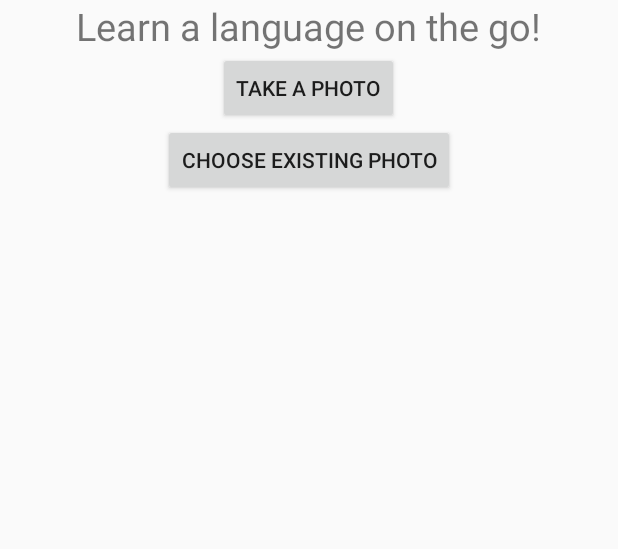
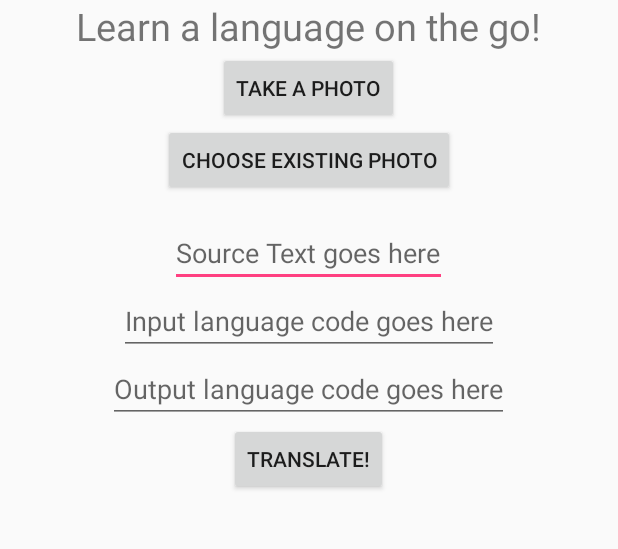
Before and after one commit to RutgersMobileAppClass/Android-Captura, an Android app: the screen it shows after launch (MainActivity), on a phone screen of 412 x 824 dp, the part 189-738 px from its top. Run offline under Robolectric (Android 15) with nearby library versions, the phone set to English and light mode, and no system bars.

Commit message:
Language Translation seems to work

```diff
--- a/app/build.gradle
+++ b/app/build.gradle
@@ -29,5 +29,6 @@ dependencies {
     })
     compile 'com.android.support:appcompat-v7:24.2.1'
     compile 'com.clarifai.clarifai-api2:core:2.1.0'
+    compile 'com.google.code.gson:gson:2.2.4'
     testCompile 'junit:junit:4.12'
 }
--- a/app/src/main/AndroidManifest.xml
+++ b/app/src/main/AndroidManifest.xml
@@ -4,6 +4,7 @@
 
     <uses-permission android:name="android.permission.CAMERA" />
     <uses-permission android:name="android.permission.INTERNET"/>
+    <uses-permission android:name="android.permission.ACCESS_NETWORK_STATE"/>
     <uses-permission android:name="android.permission.READ_EXTERNAL_STORAGE"/>
     <uses-permission android:name="android.permission.WRITE_EXTERNAL_STORAGE"/>
 
--- /dev/null
+++ b/app/src/main/assets/captura.properties
@@ -0,0 +1,3 @@
+clientid=MjJPeEY0bWFDZVlwOTNLeVZCdTFseEZOWGwxcmIwMVJOc2xfNG04Xw==
+clientsecret=Vjl2WURSUkVJZWN1S2lhaFVsSHFLMWt4cl9fakJ4NmIyS2FiT1hNRg==
+translatekey=QUl6YVN5QVZmNDlZOHktaUxCWXJsTnVBcDBOYUxhOWFBSlFZVzAw
--- a/app/src/main/assets/clarifaiclient.properties
+++ /dev/null
@@ -1,2 +0,0 @@
-clientid=MjJPeEY0bWFDZVlwOTNLeVZCdTFseEZOWGwxcmIwMVJOc2xfNG04Xw==
-clientsecret=Vjl2WURSUkVJZWN1S2lhaFVsSHFLMWt4cl9fakJ4NmIyS2FiT1hNRg==
--- a/app/src/main/java/finalproject/mobileappclass/com/captura/MainActivity.java
+++ b/app/src/main/java/finalproject/mobileappclass/com/captura/MainActivity.java
@@ -1,14 +1,12 @@
 package finalproject.mobileappclass.com.captura;
 
 import android.Manifest;
-import android.content.Context;
 import android.content.Intent;
 import android.content.pm.PackageManager;
-import android.database.Cursor;
 import android.graphics.Bitmap;
 import android.graphics.BitmapFactory;
 import android.net.Uri;
-import android.os.Build;
+import android.os.AsyncTask;
 import android.provider.MediaStore;
 import android.support.v4.app.ActivityCompat;
 import android.support.v4.content.ContextCompat;
@@ -16,6 +14,7 @@ import android.support.v7.app.AppCompatActivity;
 import android.os.Bundle;
 import android.util.Log;
 import android.widget.Button;
+import android.widget.EditText;
 import android.widget.ImageView;
 import android.widget.Toast;
 
@@ -24,13 +23,13 @@ import static android.Manifest.permission.CAMERA;
 import static android.Manifest.permission.READ_EXTERNAL_STORAGE;
 import static android.Manifest.permission.WRITE_EXTERNAL_STORAGE;
 
+
 import android.view.View;
 
-import java.io.IOException;
-import java.io.InputStream;
 
 import finalproject.mobileappclass.com.captura.ImageHandling.ExifUtil;
 import finalproject.mobileappclass.com.captura.ImageHandling.RealPathUtil;
+import finalproject.mobileappclass.com.captura.Translation.GoogleTranslateWrapper;
 
 
 public class MainActivity extends AppCompatActivity {
@@ -78,6 +77,20 @@ public class MainActivity extends AppCompatActivity {
                 intent.setType("image/*");
                 intent.setAction(Intent.ACTION_GET_CONTENT);
                 startActivityForResult(Intent.createChooser(intent, "Select Picture"), IMG_UPLOAD_REQUEST_CODE);
+            }
+        });
+
+
+        //translation testing
+        final EditText inputText = (EditText) findViewById(R.id.input_field) ;
+        final EditText inputCode = (EditText) findViewById(R.id.inputlang_code);
+        final EditText outputCode = (EditText) findViewById(R.id.outputlang_code);
+        Button translateButton = (Button) findViewById(R.id.translate_button);
+        translateButton.setOnClickListener(new View.OnClickListener() {
+            @Override
+            public void onClick(View view)
+            {
+                new GoogleTranslateTask().execute(inputText.getText().toString(), inputCode.getText().toString(), outputCode.getText().toString());
             }
         });
     }
@@ -159,4 +172,38 @@ public class MainActivity extends AppCompatActivity {
         imageView.setImageBitmap(b);
 
     }
+
+    private class  GoogleTranslateTask extends AsyncTask<String, Void, String>
+    {
+        @Override
+        protected String doInBackground(String... strings)
+        {
+            GoogleTranslateWrapper googleTranslateWrapper = new GoogleTranslateWrapper(getApplicationContext());
+            return googleTranslateWrapper.translate(strings[0], strings[1], strings[2]);
+        }
+
+        @Override
+        protected void onPostExecute(String s)
+        {
+            Toast.makeText(getApplicationContext(), s, Toast.LENGTH_LONG).show();
+        }
+    }
+
+    /*
+    private class  GoogleTranslateTask extends AsyncTask<Void, Void, String>
+    {
+        @Override
+        protected String doInBackground(Void... voids)
+        {
+            GoogleTranslateWrapper googleTranslateWrapper = new GoogleTranslateWrapper(getApplicationContext());
+            return googleTranslateWrapper.translate("Hello", "en", "fr");
+        }
+
+        @Override
+        protected void onPostExecute(String s)
+        {
+            Toast.makeText(getApplicationContext(), s, Toast.LENGTH_LONG).show();
+        }
+    }
+    */
 }
--- a/app/src/main/res/layout/activity_main.xml
+++ b/app/src/main/res/layout/activity_main.xml
@@ -48,4 +48,32 @@
         android:layout_marginTop="15dp"
         android:layout_gravity="center"/>
 
+    <EditText
+        android:layout_width="wrap_content"
+        android:layout_height="wrap_content"
+        android:hint="Source Text goes here"
+        android:id="@+id/input_field"
+        android:layout_gravity="center"/>
+
+    <EditText
+        android:layout_width="wrap_content"
+        android:layout_height="wrap_content"
+        android:hint="Input language code goes here"
+        android:id="@+id/inputlang_code"
+        android:layout_gravity="center"/>
+
+    <EditText
+        android:layout_width="wrap_content"
+        android:layout_height="wrap_content"
+        android:hint="Output language code goes here"
+        android:id="@+id/outputlang_code"
+        android:layout_gravity="center"/>
+
+    <Button
+        android:layout_width="wrap_content"
+        android:layout_height="wrap_content"
+        android:text="Translate!"
+        android:id="@+id/translate_button"
+        android:layout_gravity="center"/>
+
 </LinearLayout>
```
Also changed, not shown: app/src/main/java/finalproject/mobileappclass/com/captura/Credentials/CredentialFetcher.java (added, +39 -0 lines), app/src/main/java/finalproject/mobileappclass/com/captura/Translation/GoogleTranslateWrapper.java (added, +104 -0 lines).
